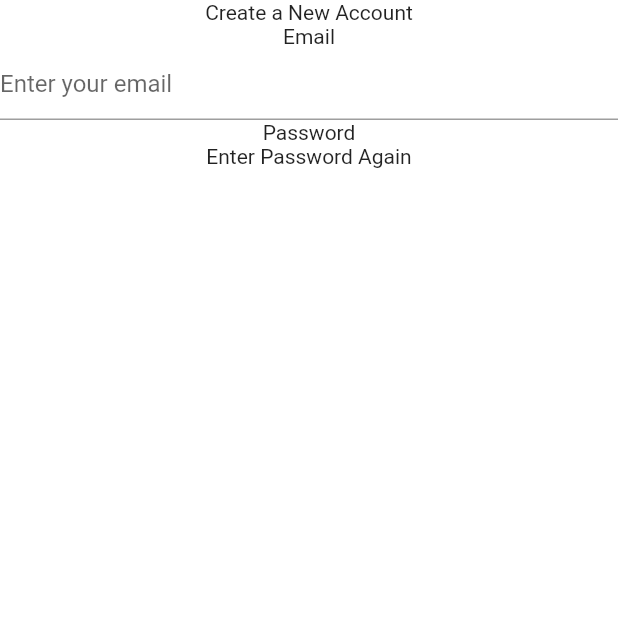
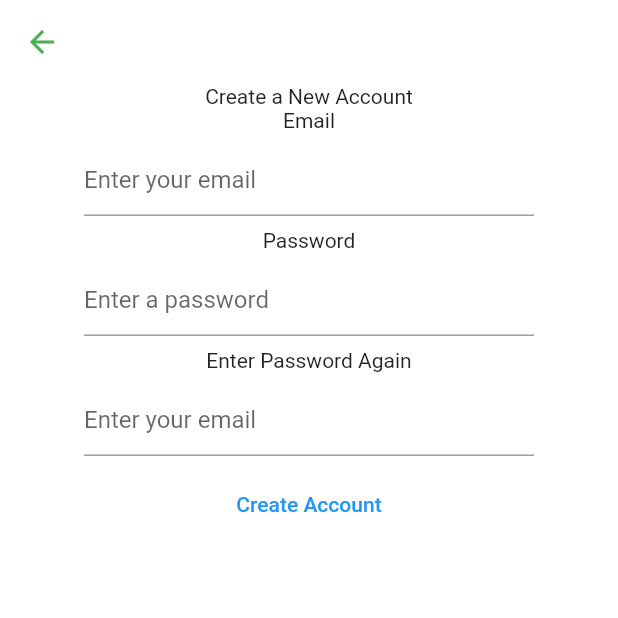
Before and after one commit to DeFuanz/Gara, a Flutter app: the NewAccounts screen opened directly, on a phone screen of 412 x 824 dp, the top half of it. Run offline on Flutter 3.47's test engine with Material 2 defaults, Android fonts, the phone set to English and light mode, and no system bars; our stand-ins replace carousel_slider, firebase_auth, firebase_core, firebase_database; accounts and stored records are empty.

Commit message:
working on new accounts page as well as error handling during sign in

```diff
--- a/lib/Pages/new_accounts.dart
+++ b/lib/Pages/new_accounts.dart
@@ -6,21 +6,97 @@ class NewAccounts extends StatefulWidget {
 }
 
 class _NewAccountsState extends State<NewAccounts> {
+  final TextEditingController _emailTextcontroller = TextEditingController();
+  final TextEditingController _password1Controller = TextEditingController();
+  final TextEditingController _password2Controller = TextEditingController();
+
+  final _formKey = GlobalKey<FormState>();
+
   @override
   Widget build(BuildContext context) {
-    return Scaffold(
+    return Form(
+      key: _formKey,
+      child: Scaffold(
+        appBar: AppBar(
+          elevation: 0,
+          backgroundColor: Colors.white,
+          leading: IconButton(
+              onPressed: (() => Navigator.pop(context)),
+              icon: const Icon(
+                Icons.arrow_back,
+                color: Colors.green,
+              )),
+        ),
         body: Center(
           child: Column(
             children: [
               const Text('Create a New Account'),
               const Text('Email'),
-            TextFormField(
-              controller: null,
-              decoration: const InputDecoration(hintText: 'Enter your email'),
+              Padding(
+                padding: const EdgeInsets.all(8.0),
+                child: SizedBox(
+                  width: 300,
+                  child: TextFormField(
+                    controller: _emailTextcontroller,
+                    decoration:
+                        const InputDecoration(hintText: 'Enter your email'),
+                    validator: (value) {
+                      return RegExp(
+                                  r"^[a-zA-Z0-9.a-zA-Z0-9.!#$%&'*+-/=?^_`{|}~]+@[a-zA-Z0-9]+\.[a-zA-Z]+")
+                              .hasMatch(_emailTextcontroller.text)
+                          ? null
+                          : 'Enter a valid email address';
+                    },
+                  ),
+                ),
               ),
               const Text('Password'),
+              Padding(
+                padding: const EdgeInsets.all(8.0),
+                child: SizedBox(
+                  width: 300,
+                  child: TextFormField(
+                    controller: _password1Controller,
+                    decoration:
+                        const InputDecoration(hintText: 'Enter a password'),
+                    validator: (value) {
+                      return _password1Controller.text.length < 8
+                          ? 'Password must be at least 8 character'
+                          : null;
+                    },
+                  ),
+                ),
+              ),
               const Text('Enter Password Again'),
+              Padding(
+                padding: const EdgeInsets.all(8.0),
+                child: SizedBox(
+                  width: 300,
+                  child: TextFormField(
+                    controller: _password2Controller,
+                    decoration:
+                        const InputDecoration(hintText: 'Enter your email'),
+                    validator: (value) {
+                      return _password2Controller != _password1Controller
+                          ? 'Passwords do not match. Please try again'
+                          : null;
+                    },
+                  ),
+                ),
+              ),
+              SizedBox(
+                width: 300,
+                child: TextButton(
+                  onPressed: () {
+                    if (_formKey.currentState!.validate()) {
+                      Navigator.pop(context);
+                    }
+                  },
+                  child: const Text('Create Account'),
+                ),
+              ),
             ],
+          ),
         ),
       ),
     );
```
Also changed, not shown: lib/Pages/mobile_login.dart (+74 -12 lines). Lines whose indentation alone changed are shown as unchanged.
